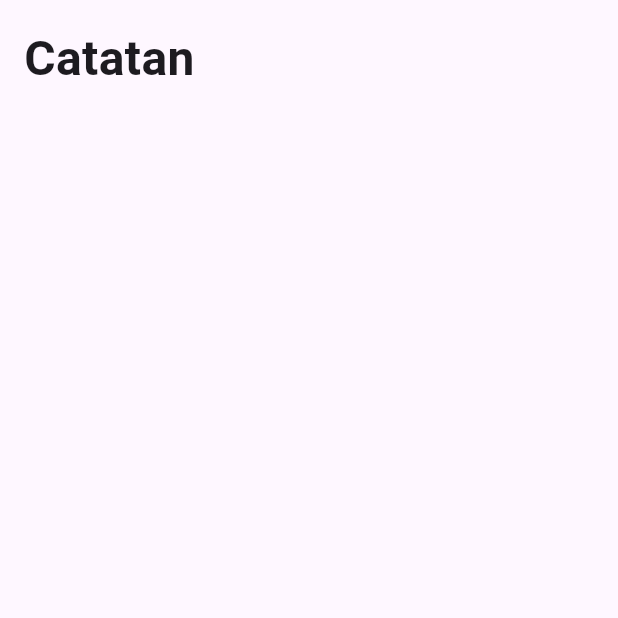
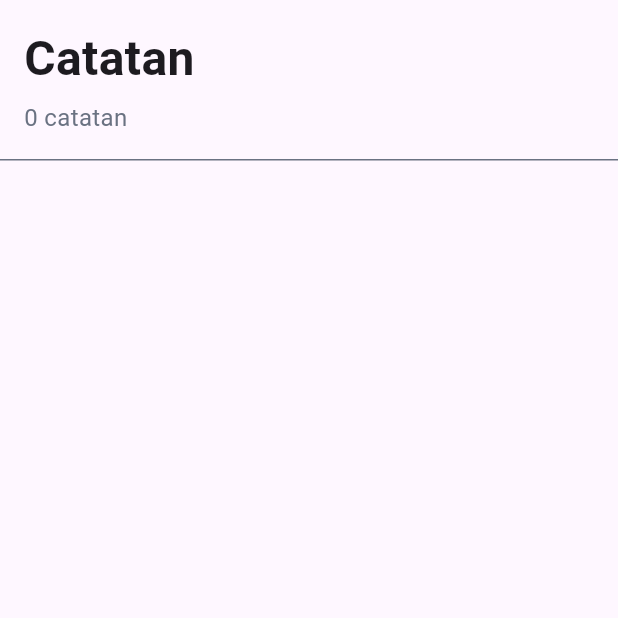
Before and after one commit to YosiaEvan/notes-app-flutter, a Flutter app: the screen it shows after launch, on a phone screen of 412 x 824 dp, the top half of it. Run offline on Flutter 3.47's test engine with Material 3 defaults, Android fonts, the phone set to English and light mode, and no system bars; our stand-ins replace shared_preferences.

Commit message:
feat: mengambil data notes dari local storage

```diff
--- /dev/null
+++ b/lib/models/note_model.dart
@@ -0,0 +1,25 @@
+import 'dart:convert';
+
+class Note {
+  String title;
+  String content;
+  DateTime date;
+
+  Note({required this.title, required this.content, required this.date});
+
+  Map<String, dynamic> toMap() {
+    return {
+      'title': title,
+      'content': content,
+      'date': date.toIso8601String(),
+    };
+  }
+
+  factory Note.fromMap(Map<String, dynamic> map) {
+    return Note(
+      title: map['title'],
+      content: map['content'],
+      date: DateTime.parse(map['date']),
+    );
+  }
+}
--- a/lib/pages/home_page.dart
+++ b/lib/pages/home_page.dart
@@ -1,4 +1,6 @@
 import 'package:flutter/material.dart';
+import 'package:notes_app/models/note_model.dart';
+import 'package:notes_app/services/note_service.dart';
 
 class HomePage extends StatefulWidget {
   const HomePage({super.key});
@@ -8,6 +10,21 @@ class HomePage extends StatefulWidget {
 }
 
 class _HomePageState extends State<HomePage> {
+  List<Note> notes = [];
+
+  @override
+  void initState() {
+    super.initState();
+    _refreshNotes();
+  }
+
+  Future<void> _refreshNotes() async {
+    final data = await NoteService.getNotes();
+    setState(() {
+      notes = data;
+    });
+  }
+
   @override
   Widget build(BuildContext context) {
     return Scaffold(
@@ -15,8 +32,17 @@ class _HomePageState extends State<HomePage> {
         child: Column(
           crossAxisAlignment: CrossAxisAlignment.start,
           children: [
-            Padding(
+            Container(
+              width: double.infinity,
               padding: EdgeInsets.all(16),
+              decoration: BoxDecoration(
+                border: Border(
+                  bottom: BorderSide(
+                    color: Color (0xff6a7282),
+                    width: 1.0
+                  )
+                )
+              ),
               child: Column(
                 crossAxisAlignment: CrossAxisAlignment.start,
                 children: [
@@ -27,6 +53,14 @@ class _HomePageState extends State<HomePage> {
                       fontWeight: FontWeight.bold,
                     ),
                   ),
+                  SizedBox(height: 5,),
+                  Text(
+                    "${notes.length} catatan",
+                    style: TextStyle(
+                      fontSize: 16,
+                      color: Color(0xff6a7282),
+                    ),
+                  )
                 ],
               ),
             ),
--- /dev/null
+++ b/lib/services/note_service.dart
@@ -0,0 +1,17 @@
+import 'dart:convert';
+import 'package:notes_app/models/note_model.dart';
+import 'package:shared_preferences/shared_preferences.dart';
+
+class NoteService {
+  static const String _key = 'saved_notes';
+
+  static Future<List<Note>> getNotes() async {
+    final prefs = await SharedPreferences.getInstance();
+    final String? notesString = prefs.getString(_key);
+
+    if (notesString == null) return [];
+
+    final List<dynamic> decodedData = jsonDecode(notesString);
+    return decodedData.map((item) => Note.fromMap(item)).toList();
+  }
+}
--- a/pubspec.yaml
+++ b/pubspec.yaml
@@ -34,6 +34,7 @@ dependencies:
   # The following adds the Cupertino Icons font to your application.
   # Use with the CupertinoIcons class for iOS style icons.
   cupertino_icons: ^1.0.8
+  shared_preferences: ^2.2.2
 
 dev_dependencies:
   flutter_test:
```
Also changed, not shown: pubspec.lock, 1 other file.
